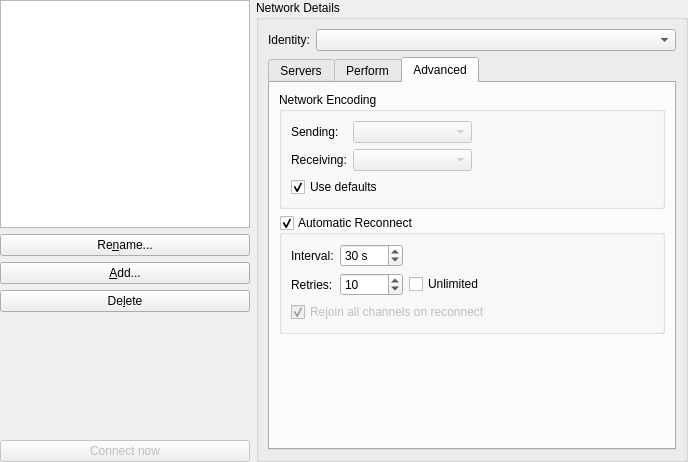
The window that src/qtui/settingspages/networkssettingspage.ui (quassel/quassel) describes before a commit, drawn with Qt 5.
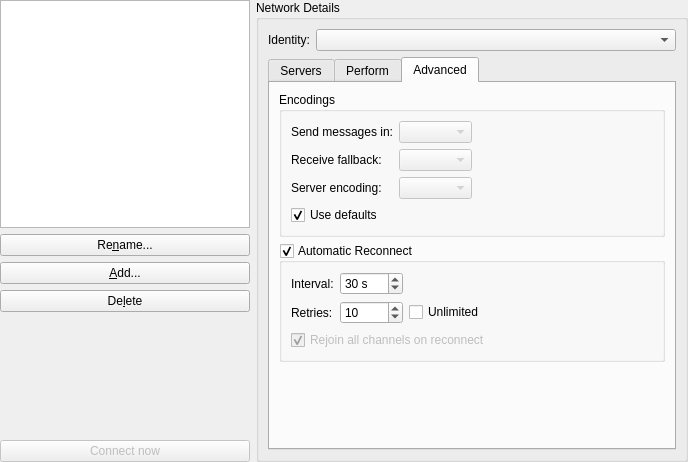
The same window after the commit. The open tabs and pages were chosen to show the change. Icons and pictures are not drawn.

Commit message: Make server/network encoding configurable

Patch:
```diff
--- a/src/qtui/settingspages/networkssettingspage.ui
+++ b/src/qtui/settingspages/networkssettingspage.ui
@@ -454,24 +454,24 @@
            <attribute name="title" >
             <string>Advanced</string>
            </attribute>
-           <layout class="QVBoxLayout" >
+           <layout class="QVBoxLayout" name="verticalLayout_2" >
             <item>
              <widget class="QGroupBox" name="groupBox_3" >
               <property name="enabled" >
                <bool>true</bool>
               </property>
               <property name="title" >
-               <string>Network Encoding</string>
+               <string>Encodings</string>
               </property>
-              <layout class="QVBoxLayout" >
+              <layout class="QVBoxLayout" name="verticalLayout" >
                <item>
-                <layout class="QHBoxLayout" >
+                <layout class="QHBoxLayout" name="horizontalLayout" >
                  <item>
                   <layout class="QGridLayout" >
                    <item row="0" column="0" >
                     <widget class="QLabel" name="label_4" >
                      <property name="text" >
-                      <string>Sending:</string>
+                      <string>Send messages in:</string>
                      </property>
                     </widget>
                    </item>
@@ -494,7 +494,7 @@
                    <item row="1" column="0" >
                     <widget class="QLabel" name="label_5" >
                      <property name="text" >
-                      <string>Receiving:</string>
+                      <string>Receive fallback:</string>
                      </property>
                     </widget>
                    </item>
@@ -514,6 +514,24 @@
                      </property>
                     </widget>
                    </item>
+                   <item row="2" column="0" >
+                    <widget class="QLabel" name="label_9" >
+                     <property name="toolTip" >
+                      <string>This specifies how control messages, nicks and servernames are encoded.
+Unless you *really* know what you do, leave this as ISO-8859-1!</string>
+                     </property>
+                     <property name="text" >
+                      <string>Server encoding:</string>
+                     </property>
+                    </widget>
+                   </item>
+                   <item row="2" column="1" >
+                    <widget class="QComboBox" name="serverEncoding" >
+                     <property name="enabled" >
+                      <bool>false</bool>
+                     </property>
+                    </widget>
+                   </item>
                   </layout>
                  </item>
                  <item>
@@ -523,8 +541,8 @@
                    </property>
                    <property name="sizeHint" stdset="0" >
                     <size>
-                     <width>40</width>
-                     <height>20</height>
+                     <width>58</width>
+                     <height>61</height>
                     </size>
                    </property>
                   </spacer>
```
Left out of the diff: 39 changed lines with no effect on the pictures. The commit also changes 3 other files.
